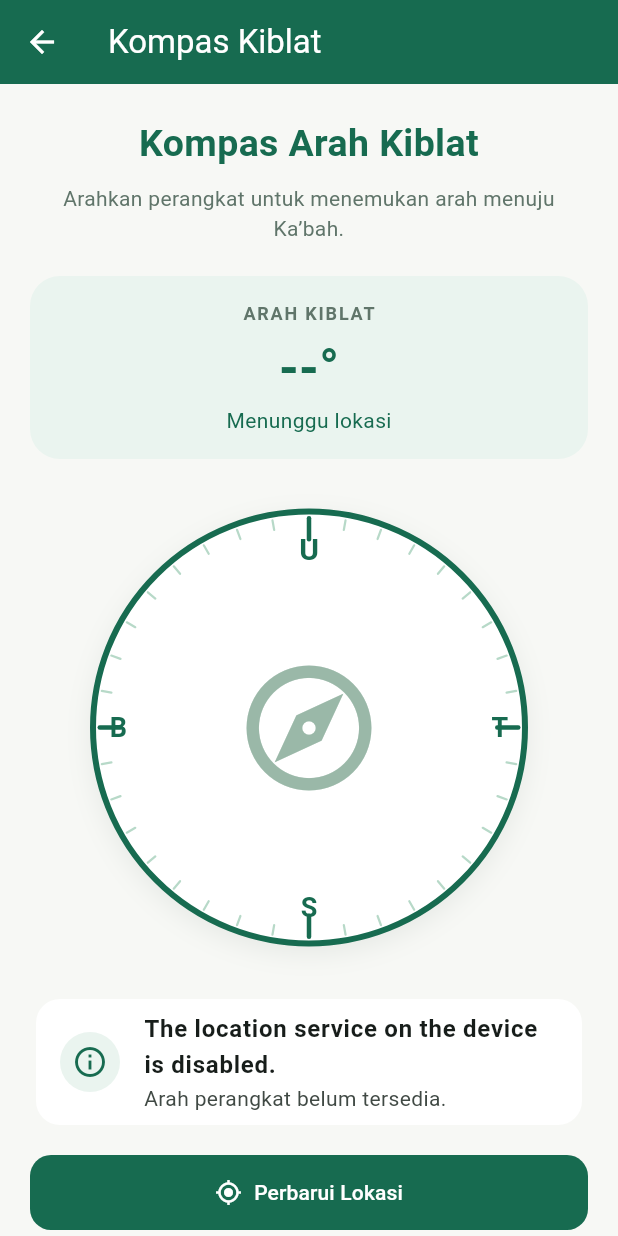
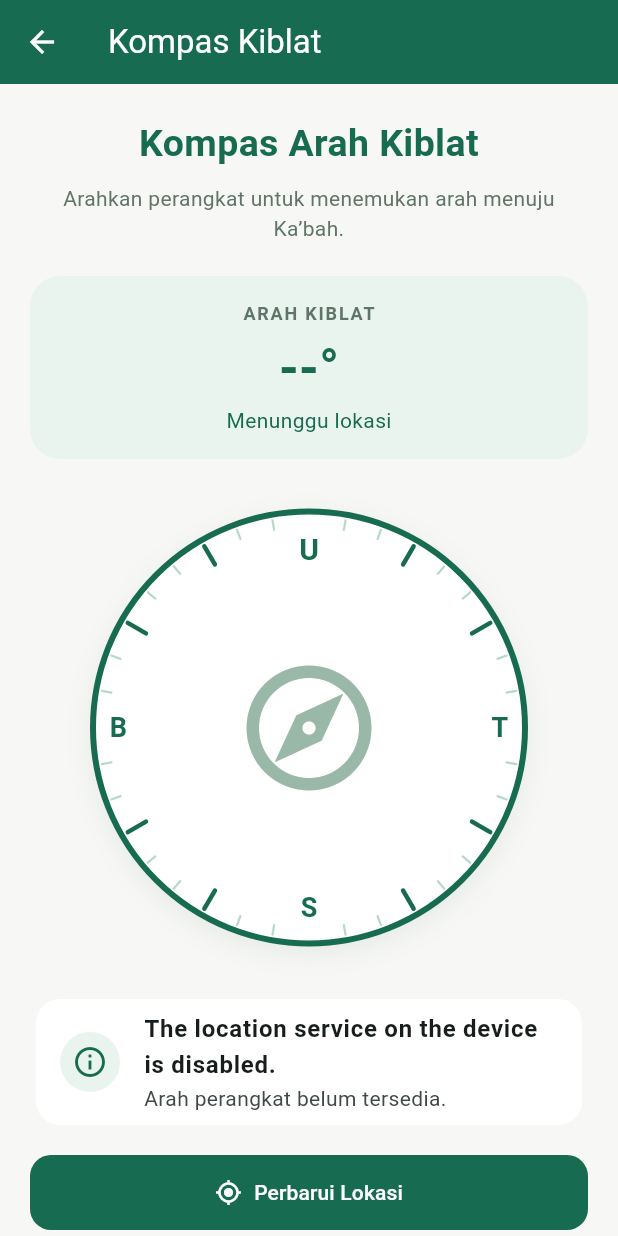
Before and after one commit to rahzaame/Projek_Akhir_PAM, a Flutter app: the KompasKiblatPage screen opened directly, on a phone screen of 412 x 824 dp. Run offline on Flutter 3.47's test engine with Material 3 defaults, Android fonts, the light colour scheme and no system bars; our stand-ins replace flutter_local_notifications, flutter_map, flutter_markdown, geolocator, image_picker, latlong2 and 5 more; accounts and stored records are empty.

Commit message:
benerin kompas lagi

```diff
--- a/lib/pages/kompas_kiblat_page.dart
+++ b/lib/pages/kompas_kiblat_page.dart
@@ -270,6 +270,7 @@ class _KompasKiblatPageState extends State<KompasKiblatPage> {
             ),
           ),
           const SizedBox(height: 24),
+
           Center(
             child: SizedBox(
               width: 310,
@@ -277,6 +278,7 @@ class _KompasKiblatPageState extends State<KompasKiblatPage> {
               child: Stack(
                 alignment: Alignment.center,
                 children: [
+                  // Lingkaran kompas.
                   Container(
                     width: 292,
                     height: 292,
@@ -293,8 +295,16 @@ class _KompasKiblatPageState extends State<KompasKiblatPage> {
                       ],
                     ),
                   ),
+
+                  // Garis penanda pada lingkaran.
                   ...List.generate(36, (index) {
-                    final isMajor = index % 9 == 0;
+                    // Hilangkan garis pada posisi U, T, S, dan B.
+                    if (index % 9 == 0) {
+                      return const SizedBox.shrink();
+                    }
+
+                    final isMajor = index % 3 == 0;
+
                     return Transform.rotate(
                       angle: index * 10 * math.pi / 180,
                       child: Align(
@@ -311,6 +321,8 @@ class _KompasKiblatPageState extends State<KompasKiblatPage> {
                       ),
                     );
                   }),
+
+                  // Arah mata angin tetap pada tempatnya.
                   const Positioned(
                     top: 22,
                     child: Text(
@@ -355,21 +367,18 @@ class _KompasKiblatPageState extends State<KompasKiblatPage> {
                       ),
                     ),
                   ),
-                  if (qibla != null)
+
+                  if (qibla != null && heading != null) ...[
+                    // HANYA JARUM yang berputar.
                     Transform.rotate(
-                      angle: heading != null ? relativeAngle : 0.0,
-                      child: SizedBox(
-                        width: 220,
-                        height: 220,
-                        child: Stack(
-                          alignment: Alignment.center,
-                          children: [
-                            // Jarum dua warna yang menunjuk ke arah kiblat.
-                            CustomPaint(
+                      angle: relativeAngle,
+                      child: CustomPaint(
                         size: const Size(170, 210),
                         painter: _CompassNeedlePainter(),
                       ),
-                            const Positioned(top: 0, child: _KaabaMarker()),
+                    ),
+
+                    // Titik pusat jarum tetap di tengah.
                     Container(
                       width: 18,
                       height: 18,
@@ -379,11 +388,11 @@ class _KompasKiblatPageState extends State<KompasKiblatPage> {
                         border: Border.all(color: green, width: 3),
                       ),
                     ),
-                          ],
-                        ),
-                      ),
-                    )
-                  else
+
+                    // LOGO KA'BAH DI LUAR Transform.rotate.
+                    // Dengan demikian, logo tidak ikut berputar.
+                    const Positioned(left: 65, top: 65, child: _KaabaMarker()),
+                  ] else
                     const Icon(
                       Icons.explore_outlined,
                       size: 100,
@@ -393,6 +402,7 @@ class _KompasKiblatPageState extends State<KompasKiblatPage> {
               ),
             ),
           ),
+
           const SizedBox(height: 22),
           Card(
             elevation: 0,
```
Lines whose indentation alone changed are shown as unchanged.
